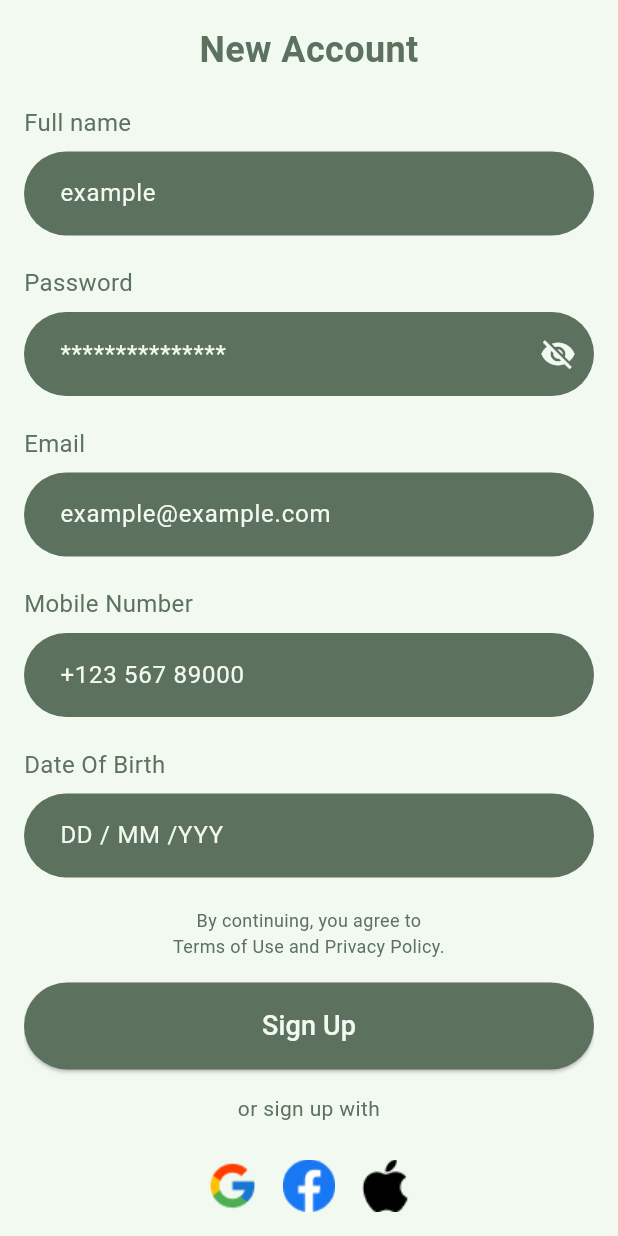
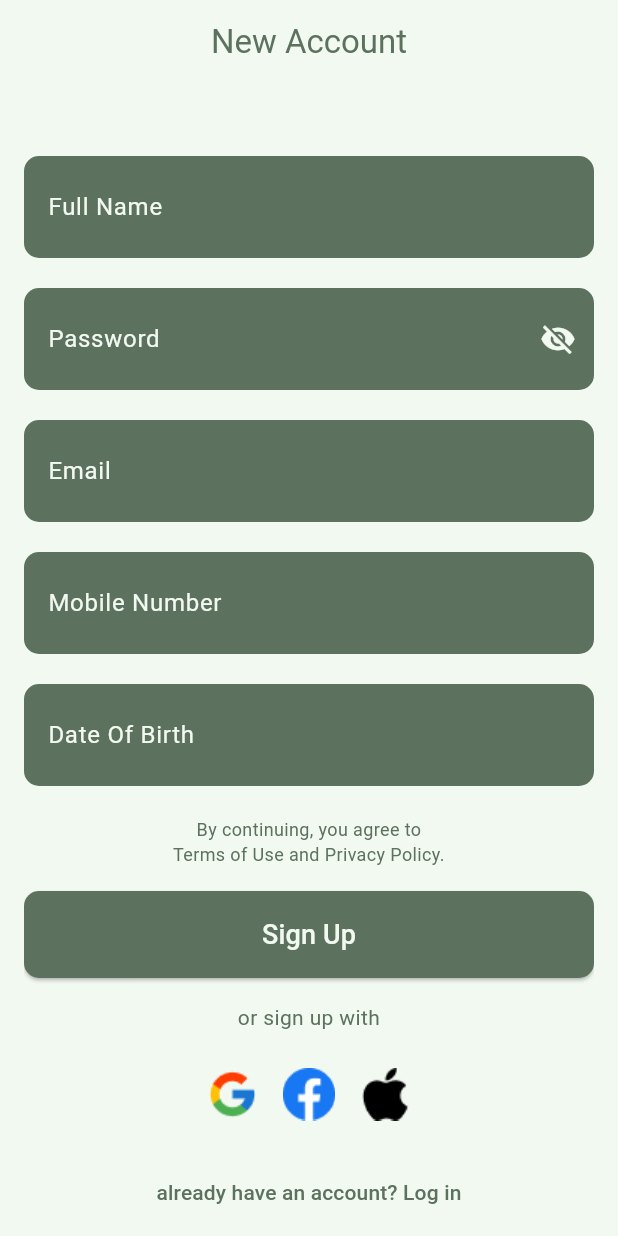
Before and after one commit to raynaldisandy/skinalerts, a Flutter app: the screen it shows after launch, after a tap on "Log In", after a tap on "Don't have an account? Sign Up", on a phone screen of 412 x 824 dp. Run offline on Flutter 3.47's test engine with Material 3 defaults, Android fonts, the phone set to English and light mode, and no system bars; our stand-ins replace carousel_slider, floating_bottom_navigation_bar; Roboto replaces fonts that are missing (LeagueSpartan).

Commit message:
update loginpage

```diff
--- a/lib/History.dart
+++ b/lib/History.dart
@@ -8,15 +8,15 @@ class Historypage extends StatefulWidget {
 class _HistorypageState extends State<Historypage> {
   final List<Map<String, String>> history = [
     {
-      'date': '12 April 2023  22:00 \nWIB',
+      'date': '12 April 2023  \n22:00 WIB',
       'description': 'Telah Melakukan Check For Skin Cancer'
     },
     {
-      'date': '10 Feb 2024  08:00  \nWIB',
+      'date': '10 Feb 2024  \n08:00 WIB',
       'description': 'Telah Melakukan Check For Skin Cancer'
     },
     {
-      'date': '12 Juni 2024  13:00  \nWIB',
+      'date': '12 Juni 2024  \n13:00 WIB',
       'description': 'Telah Melakukan Check For Skin Cancer'
     },
   ];
--- a/lib/home/Symptoms.dart
+++ b/lib/home/Symptoms.dart
@@ -4,7 +4,7 @@ class SymptomsPage extends StatelessWidget {
   @override
   Widget build(BuildContext context) {
     return Card(
-      color: const Color(0xFFF1F8E8),
+      color: Color(0xFFF2F9F1),
       shape: RoundedRectangleBorder(
         borderRadius: BorderRadius.circular(10),
         side: const BorderSide(color: Colors.black),
--- a/lib/loginpage.dart
+++ b/lib/loginpage.dart
@@ -105,7 +105,7 @@ class _LoginPageState extends State<LoginPage> {
                       obscureText: !_showPassword,
                       decoration: InputDecoration(
                         labelText: 'Password',
-                        labelStyle: TextStyle(color: Color(0xFFF1F8E8)),
+                        labelStyle: TextStyle(color: Color(0xFFF2F9F1)),
                         border: InputBorder.none,
                         contentPadding: EdgeInsets.symmetric(horizontal: 16.0, vertical: 14.0),
                         suffixIcon: IconButton(
--- a/lib/signup.dart
+++ b/lib/signup.dart
@@ -7,10 +7,19 @@ class SignUpPage extends StatefulWidget {
 }
 
 class _SignUpPageState extends State<SignUpPage> {
+  TextEditingController _fullNameController = TextEditingController();
+  TextEditingController _passwordController = TextEditingController();
+  TextEditingController _emailController = TextEditingController();
+  TextEditingController _mobileNumberController = TextEditingController();
   TextEditingController _dobController = TextEditingController();
+  bool _showPassword = false;
 
   @override
   void dispose() {
+    _fullNameController.dispose();
+    _passwordController.dispose();
+    _emailController.dispose();
+    _mobileNumberController.dispose();
     _dobController.dispose();
     super.dispose();
   }
@@ -26,7 +35,7 @@ class _SignUpPageState extends State<SignUpPage> {
           data: ThemeData(
             colorScheme: ColorScheme.light(
               primary: Color(0xFF5C715E), // dark green
-            onPrimary: Colors.white, // white
+              onPrimary: Color(0xFFF2F9F1), // white
             ),
           ),
           child: child!,
@@ -44,6 +53,19 @@ class _SignUpPageState extends State<SignUpPage> {
   Widget build(BuildContext context) {
     return Scaffold(
       backgroundColor: Color(0xFFF2F9F1),
+      appBar: AppBar(
+        automaticallyImplyLeading: false,
+        title: Text(
+          'New Account',
+          style: TextStyle(
+            color: Color(0xFF5C715E),
+            fontFamily: 'LeagueSpartan',
+          ),
+        ),
+        backgroundColor: Color(0xFFF2F9F1),
+        elevation: 0,
+        centerTitle: true,
+      ),
       body: Padding(
         padding: const EdgeInsets.all(16.0),
         child: SingleChildScrollView(
@@ -51,30 +73,134 @@ class _SignUpPageState extends State<SignUpPage> {
             mainAxisAlignment: MainAxisAlignment.center,
             crossAxisAlignment: CrossAxisAlignment.stretch,
             children: [
-              Text(
-                'New Account',
-                textAlign: TextAlign.center,
-                style: TextStyle(
+              SizedBox(height: 32),
+              Container(
+                decoration: BoxDecoration(
                   color: Color(0xFF5C715E),
-                  fontSize: 24,
-                  fontWeight: FontWeight.bold,
-                  fontFamily: 'LeagueSpartan',
+                  borderRadius: BorderRadius.circular(10),
+                ),
+                child: TextFormField(
+                  controller: _fullNameController,
+                  style: TextStyle(color: Color(0xFFF2F9F1)),
+                  decoration: InputDecoration(
+                    labelText: 'Full Name',
+                    labelStyle: TextStyle(color: Color(0xFFF2F9F1)),
+                    border: InputBorder.none,
+                    contentPadding: EdgeInsets.symmetric(horizontal: 16.0, vertical: 14.0),
+                  ),
+                  validator: (value) {
+                    if (value == null || value.isEmpty) {
+                      return 'Please enter your full name';
+                    }
+                    return null;
+                  },
                 ),
               ),
               SizedBox(height: 20),
-              ProfileTextField(label: 'Full name', hintText: 'example'),
+              Container(
+                decoration: BoxDecoration(
+                  color: Color(0xFF5C715E),
+                  borderRadius: BorderRadius.circular(10),
+                ),
+                child: TextFormField(
+                  controller: _passwordController,
+                  obscureText: true,
+                  style: TextStyle(color: Color(0xFFF2F9F1)),
+                  decoration: InputDecoration(
+                    labelText: 'Password',
+                    labelStyle: TextStyle(color: Color(0xFFF2F9F1)),
+                    border: InputBorder.none,
+                    contentPadding: EdgeInsets.symmetric(horizontal: 16.0, vertical: 14.0),
+                    suffixIcon: IconButton(
+                          icon: Icon(
+                            _showPassword ? Icons.visibility : Icons.visibility_off,
+                            color: Color(0xFFF2F9F1),
+                          ),
+                          onPressed: () {
+                            setState(() {
+                              _showPassword = !_showPassword;
+                            });
+                          },
+                        ),
+                  ),
+                  validator: (value) {
+                    if (value == null || value.isEmpty) {
+                      return 'Please enter your password';
+                    }
+                    return null;
+                  },
+                ),
+              ),
               SizedBox(height: 20),
-              ProfileTextField(label: 'Password', hintText: '***************', obscureText: true),
+              Container(
+                decoration: BoxDecoration(
+                  color: Color(0xFF5C715E),
+                  borderRadius: BorderRadius.circular(10),
+                ),
+                child: TextFormField(
+                  controller: _emailController,
+                  style: TextStyle(color: Color(0xFFF2F9F1)),
+                  decoration: InputDecoration(
+                    labelText: 'Email',
+                    labelStyle: TextStyle(color: Color(0xFFF2F9F1)),
+                    border: InputBorder.none,
+                    contentPadding: EdgeInsets.symmetric(horizontal: 16.0, vertical: 14.0),
+                  ),
+                  validator: (value) {
+                    if (value == null || value.isEmpty) {
+                      return 'Please enter your email';
+                    }
+                    return null;
+                  },
+                ),
+              ),
               SizedBox(height: 20),
-              ProfileTextField(label: 'Email', hintText: 'example@example.com'),
+              Container(
+                decoration: BoxDecoration(
+                  color: Color(0xFF5C715E),
+                  borderRadius: BorderRadius.circular(10),
+                ),
+                child: TextFormField(
+                  controller: _mobileNumberController,
+                  style: TextStyle(color: Color(0xFFF2F9F1)),
+                  decoration: InputDecoration(
+                    labelText: 'Mobile Number',
+                    labelStyle: TextStyle(color: Color(0xFFF2F9F1)),
+                    border: InputBorder.none,
+                    contentPadding: EdgeInsets.symmetric(horizontal: 16.0, vertical: 14.0),
+                  ),
+                  validator: (value) {
+                    if (value == null || value.isEmpty) {
+                      return 'Please enter your mobile number';
+                    }
+                    return null;
+                  },
+                ),
+              ),
               SizedBox(height: 20),
-              ProfileTextField(label: 'Mobile Number', hintText: '+123 567 89000'),
-              SizedBox(height: 20),
-              ProfileTextField(
-                label: 'Date Of Birth',
-                hintText: 'DD / MM /YYY',
+              Container(
+                decoration: BoxDecoration(
+                  color: Color(0xFF5C715E),
+                  borderRadius: BorderRadius.circular(10),
+                ),
+                child: TextFormField(
                   controller: _dobController,
+                  readOnly: true,
                   onTap: () => _selectDate(context),
+                  style: TextStyle(color: Color(0xFFF2F9F1)),
+                  decoration: InputDecoration(
+                    labelText: 'Date Of Birth',
+                    labelStyle: TextStyle(color: Color(0xFFF2F9F1)),
+                    border: InputBorder.none,
+                    contentPadding: EdgeInsets.symmetric(horizontal: 16.0, vertical: 14.0),
+                  ),
+                  validator: (value) {
+                    if (value == null || value.isEmpty) {
+                      return 'Please enter your date of birth';
+                    }
+                    return null;
+                  },
+                ),
               ),
               SizedBox(height: 20),
               Text(
@@ -102,7 +228,7 @@ class _SignUpPageState extends State<SignUpPage> {
                   backgroundColor: Color(0xFF5C715E),
                   padding: EdgeInsets.symmetric(vertical: 16),
                   shape: RoundedRectangleBorder(
-                    borderRadius: BorderRadius.circular(30.0),
+                    borderRadius: BorderRadius.circular(10.0),
                   ),
                 ),
                 child: Text(
@@ -167,83 +293,3 @@ class _SignUpPageState extends State<SignUpPage> {
     );
   }
 }
-
-class ProfileTextField extends StatefulWidget {
-  final String label;
-  final String hintText;
-  final bool obscureText;
-  final TextEditingController? controller;
-  final VoidCallback? onTap;
-
-  ProfileTextField({
-    required this.label,
-    required this.hintText,
-    this.obscureText = false,
-    this.controller,
-    this.onTap,
-  });
-
-  @override
-  _ProfileTextFieldState createState() => _ProfileTextFieldState();
-}
-
-class _ProfileTextFieldState extends State<ProfileTextField> {
-  bool _isFocused = false;
-
-  @override
-  Widget build(BuildContext context) {
-    return Column(
-      crossAxisAlignment: CrossAxisAlignment.start,
-      children: [
-        Text(
-          widget.label,
-          style: TextStyle(
-            fontSize: 16,
-            color: _isFocused ? Color(0xFF5C715E) : Color(0xFF5C715E),
-            fontFamily: 'LeagueSpartan',
-          ),
-        ),
-        SizedBox(height: 8),
-        TextField(
-          controller: widget.controller,
-          onTap: () {
-            setState(() {
-              _isFocused = true;
-            });
-            if (widget.onTap != null) {
-              widget.onTap!();
-            }
-          },
-          onSubmitted: (value) {
-            setState(() {
-              _isFocused = false;
-            });
-          },
-          obscureText: widget.obscureText,
-          decoration: InputDecoration(
-            hintText: widget.hintText,
-            hintStyle: TextStyle(color: Color(0xFFF2F9F1)),
-            filled: true,
-            fillColor: _isFocused ? Color(0xFF3D6042) : Color(0xFF5C715E), // Change background color when focused
-            border: OutlineInputBorder(
-              borderRadius: BorderRadius.circular(30.0),
-              borderSide: BorderSide.none,
-            ),
-            contentPadding: EdgeInsets.symmetric(vertical: 16, horizontal: 20),
-            suffixIcon: widget.obscureText
-              ? IconButton(
-                    icon: Icon(Icons.visibility_off, color: Color(0xFFF2F9F1)),
-                    onPressed: () {},
-                  )
-              : null,
-          ),
-          style: TextStyle(
-            fontSize: 16,
-            color: Color(0xFFF2F9F1),
-            fontFamily: 'LeagueSpartan',
-          ),
-        ),
-      ],
-    );
-  }
-}
```
Also changed, not shown: lib/home/Clickforcheck.dart (+8 -11 lines), lib/home/Diagnosis.dart (+2 -6 lines). Lines whose indentation alone changed are shown as unchanged.
